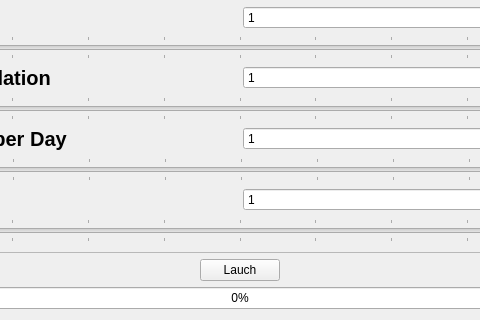
yetanotherf0rked/3a_bobbar, file view/Mainwindow.ui: the form before one commit; both pictures show x 243 to 723 and y 391 to 711 of the 966 by 711 pixel window.
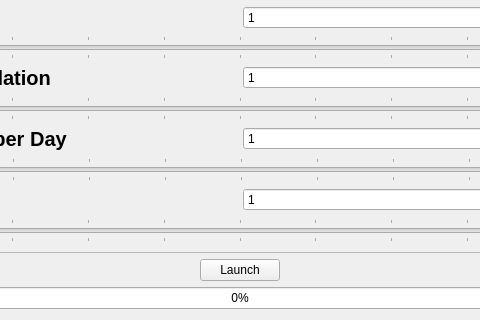
The form after the commit.

Commit message: launch putain

```diff
--- a/view/Mainwindow.ui
+++ b/view/Mainwindow.ui
@@ -650,7 +650,7 @@
          <item>
           <widget class="QPushButton" name="pushButton">
            <property name="text">
-            <string>Lauch</string>
+            <string>Launch</string>
            </property>
           </widget>
          </item>
```
Left out of the diff: 4 changed lines with no effect on the pictures. The commit also changes 1 other file.
